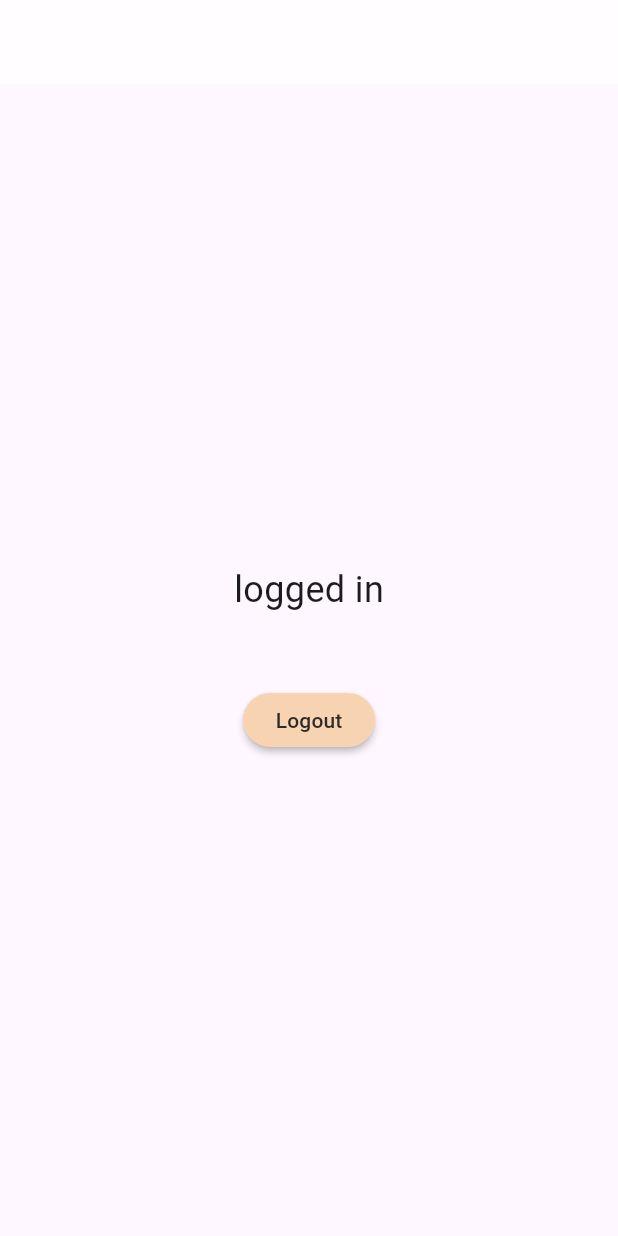
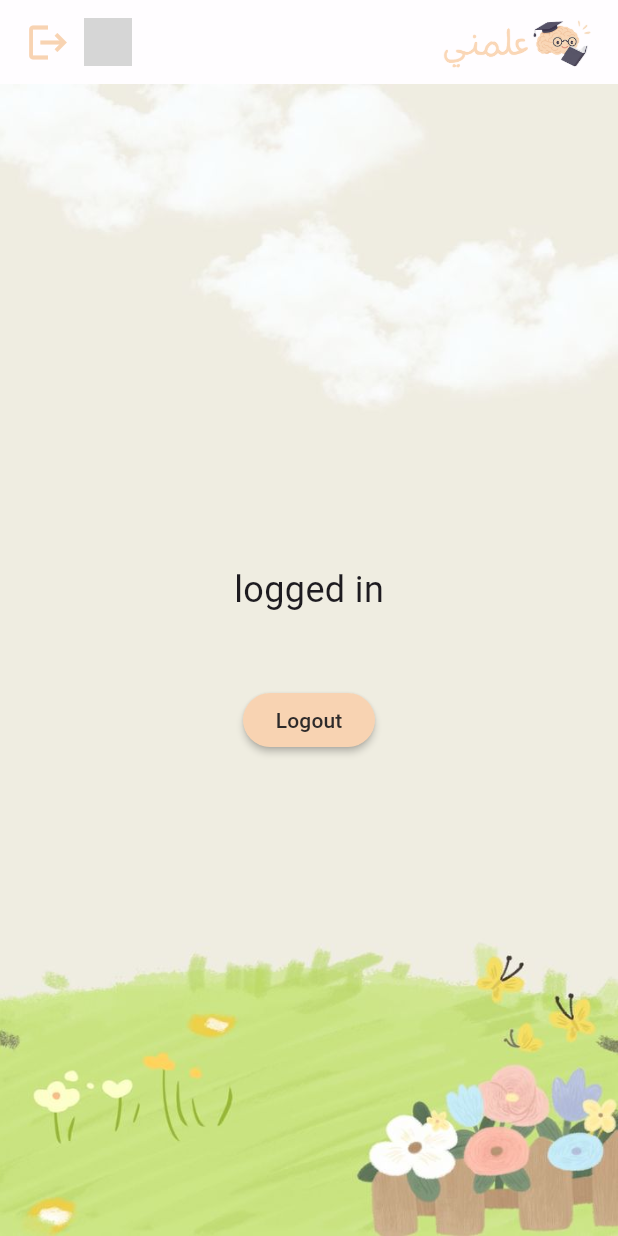
Before and after one commit to Eya-Manai/Allemni-learning-App-for-kids-, a Flutter app: the screen it shows once a user with an empty profile is signed in, on a phone screen of 412 x 824 dp. Run offline on Flutter 3.47's test engine with Material 3 defaults, Android fonts, the light colour scheme and no system bars; our stand-ins replace cloud_firestore, firebase_auth, firebase_core, fluttertoast, font_awesome_flutter, google_sign_in; accounts and stored records are empty; grey boxes are pictures that could not be loaded.

Commit message:
adding navbar + getting gender+ default icon

```diff
--- a/lib/interfaces/parenthome.dart
+++ b/lib/interfaces/parenthome.dart
@@ -1,10 +1,10 @@
 import 'package:allemni/constants/colors.dart';
 import 'package:allemni/routes/routes.dart';
 import 'package:allemni/services/firebase_auth_services.dart';
+import 'package:allemni/widgets/draw_background.dart';
+import 'package:allemni/widgets/navbar.dart';
 import 'package:firebase_auth/firebase_auth.dart';
 import 'package:flutter/material.dart';
-
-enum Gender { male, female }
 
 class Parenthome extends StatefulWidget {
   const Parenthome({super.key});
@@ -16,16 +16,15 @@ class Parenthome extends StatefulWidget {
 class _ParenthomeState extends State<Parenthome> {
   final FirebaseAuthServices auth = FirebaseAuthServices();
   final user = FirebaseAuth.instance.currentUser;
-  //final String parentIconasset=parentGender==Gender.male? 'assets/images/dad.png';
+
   @override
   Widget build(BuildContext context) {
     return Scaffold(
-      backgroundColor: Colors.transparent,
-      appBar: AppBar(
-        backgroundColor: AppColors.white,
-        // leading: IconButton(onPressed: ()=>Navigator.of(context).pop(), icon: Image(image: image)),
-      ),
-      body: Center(
+      appBar: const Navbar(),
+      body: Stack(
+        children: [
+          Buildbackground(),
+          Center(
             child: Column(
               mainAxisAlignment: MainAxisAlignment.center,
               children: [
@@ -56,6 +55,8 @@ class _ParenthomeState extends State<Parenthome> {
               ],
             ),
           ),
+        ],
+      ),
     );
   }
 }
--- /dev/null
+++ b/lib/widgets/navbar.dart
@@ -0,0 +1,162 @@
+import 'package:allemni/constants/colors.dart';
+import 'package:allemni/routes/routes.dart';
+import 'package:allemni/services/firebase_auth_services.dart';
+import 'package:cloud_firestore/cloud_firestore.dart';
+import 'package:firebase_auth/firebase_auth.dart';
+import 'package:flutter/material.dart';
+
+enum Gender { male, female }
+
+String getArabicGender(Gender gender) {
+  return gender == Gender.male ? "ذكر" : "أنثى";
+}
+
+class Navbar extends StatefulWidget implements PreferredSizeWidget {
+  const Navbar({super.key});
+
+  @override
+  NavbarState createState() => NavbarState();
+
+  @override
+  Size get preferredSize => const Size.fromHeight(kToolbarHeight);
+}
+
+class NavbarState extends State<Navbar> {
+  String? parentName;
+  String? parentfalmilyName;
+  Gender? parentGender;
+  bool isLoading = true;
+
+  @override
+  void initState() {
+    super.initState();
+    getParenInfo();
+  }
+
+  Future<void> getParenInfo() async {
+    try {
+      final user = FirebaseAuth.instance.currentUser;
+      if (user == null) {
+        throw Exception("not signed in ");
+      }
+
+      final collectionId = 'Users';
+      final docRef = FirebaseFirestore.instance
+          .collection(collectionId)
+          .doc(user.uid);
+      debugPrint('Fetching user doc from $collectionId/${user.uid}');
+
+      final doc = await docRef.get();
+
+      if (!doc.exists) {
+        throw Exception("Nod document");
+      }
+      final data = doc.data()!;
+      debugPrint('Fetched user data: $data');
+
+      final firstname = data["first_name"] as String? ?? "";
+      final lastname = data["family_name"] as String? ?? "";
+      final genderValue = (data["gender"] as String? ?? "ذكر").trim();
+      debugPrint(
+        'name familt name: $firstname $lastname, gender: $genderValue',
+      );
+
+      setState(() {
+        parentName = firstname;
+        parentfalmilyName = lastname;
+        parentGender = (genderValue == 'أنثى') ? Gender.female : Gender.male;
+        isLoading = false;
+      });
+    } catch (e) {
+      debugPrint("failed loading data :****");
+      debugPrint(e.toString());
+      setState(() {
+        parentName = "";
+        parentfalmilyName = "";
+        parentGender = Gender.female;
+        isLoading = false;
+      });
+    }
+  }
+
+  @override
+  Widget build(BuildContext context) {
+    return AppBar(
+      backgroundColor: AppColors.white,
+      elevation: 0,
+      leadingWidth: 200,
+      leading: Padding(
+        padding: const EdgeInsets.only(right: 10),
+        child: Row(
+          mainAxisSize: MainAxisSize.min,
+          children: [
+            SizedBox(width: 8),
+            IconButton(
+              icon: Icon(Icons.logout, color: AppColors.pink),
+              iconSize: 30,
+              onPressed: () async {
+                await FirebaseAuthServices().signOut();
+                if (!mounted) return;
+                Navigator.of(
+                  // ignore: use_build_context_synchronously
+                  context,
+                ).pushNamedAndRemoveUntil(Routes.login, (route) => false);
+              },
+            ),
+
+            isLoading
+                ? const SizedBox(
+                    width: 32,
+                    height: 32,
+                    child: CircularProgressIndicator(
+                      strokeWidth: 2,
+                      color: AppColors.pink,
+                    ),
+                  )
+                : Image.asset(
+                    parentGender == Gender.female
+                        ? 'assets/images/mom.png'
+                        : 'assets/images/dad.png',
+                    width: 32,
+                    height: 32,
+                  ),
+            const SizedBox(width: 8),
+            if (!isLoading)
+              Row(
+                crossAxisAlignment: CrossAxisAlignment.start,
+                children: [
+                  Text(
+                    parentfalmilyName ?? "",
+                    style: const TextStyle(
+                      color: AppColors.black,
+                      fontFamily: 'childFont',
+                      fontSize: 16,
+                    ),
+                  ),
+                  SizedBox(width: 5),
+
+                  Text(
+                    parentName ?? "",
+                    style: const TextStyle(
+                      color: AppColors.black,
+                      fontFamily: 'childFont',
+                      fontSize: 16,
+                    ),
+                  ),
+                ],
+              ),
+          ],
+        ),
+      ),
+
+      title: Row(
+        mainAxisAlignment: MainAxisAlignment.end,
+
+        children: [
+          SizedBox(width: 10),
+          Image.asset("assets/images/logoapp.png", height: 38),
+        ],
+      ),
+    );
+  }
+}
```
Also changed, not shown: assets/images/logout.png (added). Lines whose indentation alone changed are shown as unchanged.
